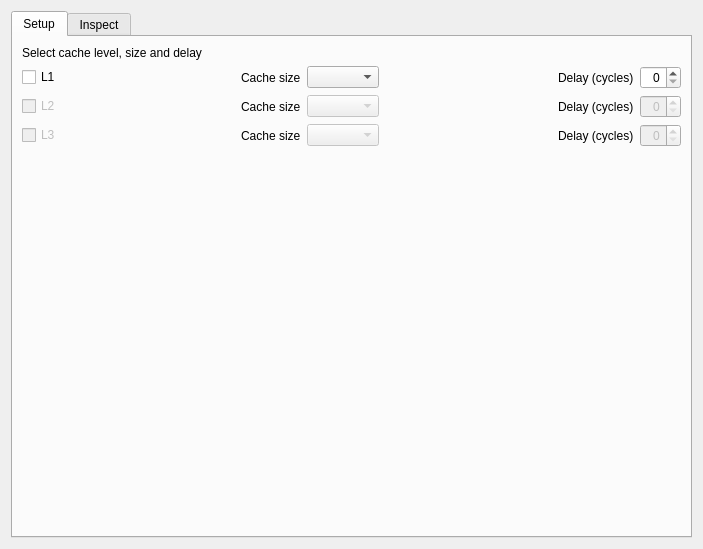
This is src/cachetab.ui in mortbopet/Ripes as Qt 5 draws it before an edit. The edited form follows.
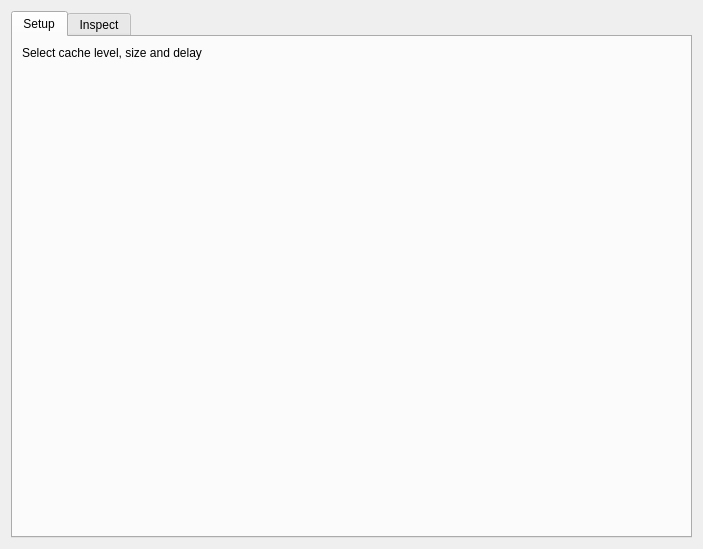
This is the edited form. Custom widgets are drawn as their Qt base class.

Commit message: Update cache tab layout

```diff
--- a/src/cachetab.ui
+++ b/src/cachetab.ui
@@ -36,155 +36,6 @@
         </layout>
        </item>
        <item row="1" column="0">
-        <layout class="QGridLayout" name="gridLayout_3">
-         <item row="0" column="1">
-          <spacer name="horizontalSpacer">
-           <property name="orientation">
-            <enum>Qt::Horizontal</enum>
-           </property>
-           <property name="sizeHint" stdset="0">
-            <size>
-             <width>40</width>
-             <height>20</height>
-            </size>
-           </property>
-          </spacer>
-         </item>
-         <item row="0" column="2">
-          <widget class="QLabel" name="label_5">
-           <property name="text">
-            <string>Cache size</string>
-           </property>
-          </widget>
-         </item>
-         <item row="1" column="3">
-          <widget class="QComboBox" name="l2size">
-           <property name="enabled">
-            <bool>false</bool>
-           </property>
-          </widget>
-         </item>
-         <item row="2" column="0">
-          <widget class="QCheckBox" name="l3checkbox">
-           <property name="enabled">
-            <bool>false</bool>
-           </property>
-           <property name="text">
-            <string>L3</string>
-           </property>
-          </widget>
-         </item>
-         <item row="1" column="0">
-          <widget class="QCheckBox" name="l2checkbox">
-           <property name="enabled">
-            <bool>false</bool>
-           </property>
-           <property name="text">
-            <string>L2</string>
-           </property>
-          </widget>
-         </item>
-         <item row="0" column="3">
-          <widget class="QComboBox" name="l1size"/>
-         </item>
-         <item row="2" column="5">
-          <widget class="QLabel" name="label_4">
-           <property name="enabled">
-            <bool>true</bool>
-           </property>
-           <property name="text">
-            <string>Delay (cycles)</string>
-           </property>
-          </widget>
-         </item>
-         <item row="0" column="5">
-          <widget class="QLabel" name="label_2">
-           <property name="text">
-            <string>Delay (cycles)</string>
-           </property>
-          </widget>
-         </item>
-         <item row="0" column="6">
-          <widget class="QSpinBox" name="l1delay">
-           <property name="alignment">
-            <set>Qt::AlignRight|Qt::AlignTrailing|Qt::AlignVCenter</set>
-           </property>
-          </widget>
-         </item>
-         <item row="1" column="5">
-          <widget class="QLabel" name="label_3">
-           <property name="enabled">
-            <bool>true</bool>
-           </property>
-           <property name="text">
-            <string>Delay (cycles)</string>
-           </property>
-          </widget>
-         </item>
-         <item row="1" column="6">
-          <widget class="QSpinBox" name="l2delay">
-           <property name="enabled">
-            <bool>false</bool>
-           </property>
-           <property name="alignment">
-            <set>Qt::AlignRight|Qt::AlignTrailing|Qt::AlignVCenter</set>
-           </property>
-          </widget>
-         </item>
-         <item row="2" column="6">
-          <widget class="QSpinBox" name="l3delay">
-           <property name="enabled">
-            <bool>false</bool>
-           </property>
-           <property name="alignment">
-            <set>Qt::AlignRight|Qt::AlignTrailing|Qt::AlignVCenter</set>
-           </property>
-          </widget>
-         </item>
-         <item row="0" column="0">
-          <widget class="QCheckBox" name="l1checkbox">
-           <property name="text">
-            <string>L1</string>
-           </property>
-          </widget>
-         </item>
-         <item row="2" column="3">
-          <widget class="QComboBox" name="l3size">
-           <property name="enabled">
-            <bool>false</bool>
-           </property>
-          </widget>
-         </item>
-         <item row="2" column="2">
-          <widget class="QLabel" name="label_7">
-           <property name="text">
-            <string>Cache size</string>
-           </property>
-          </widget>
-         </item>
-         <item row="1" column="2">
-          <widget class="QLabel" name="label_6">
-           <property name="text">
-            <string>Cache size</string>
-           </property>
-          </widget>
-         </item>
-         <item row="0" column="4">
-          <spacer name="horizontalSpacer_2">
-           <property name="orientation">
-            <enum>Qt::Horizontal</enum>
-           </property>
-           <property name="sizeHint" stdset="0">
-            <size>
-             <width>40</width>
-             <height>20</height>
-            </size>
-           </property>
-          </spacer>
-         </item>
-        </layout>
-       </item>
-       <item row="2" column="0">
         <spacer name="verticalSpacer">
          <property name="orientation">
           <enum>Qt::Vertical</enum>
@@ -208,6 +59,14 @@
    </item>
   </layout>
  </widget>
+ <customwidgets>
+  <customwidget>
+   <class>CacheSetupWidget</class>
+   <extends>QWidget</extends>
+   <header>cachesetupwidget.h</header>
+   <container>1</container>
+  </customwidget>
+ </customwidgets>
  <resources/>
  <connections/>
 </ui>
```
Left out of the diff: 20 changed lines with no effect on the pictures. The commit also changes 6 other files.
